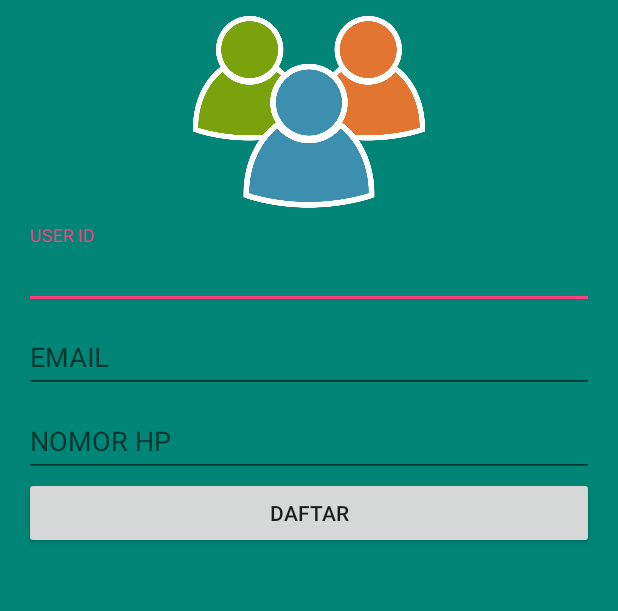
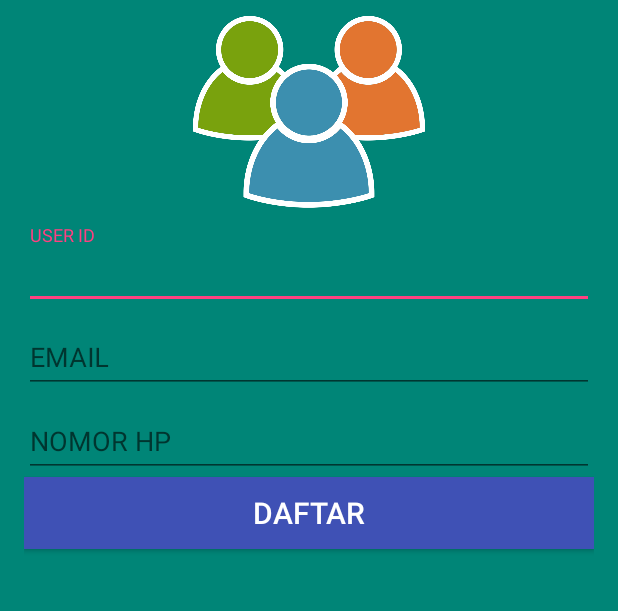
Before and after one commit to Ainnaya/Pendaftaran-Metic-Telkom-School-Malang, an Android app: the screen it shows after launch (MainActivity), on a phone screen of 412 x 824 dp, the part 190-801 px from its top. Run offline under Robolectric (Android 15) with nearby library versions, the phone set to English and light mode, and no system bars.

Commit message:
+ validasi untuk input di MainActivity.java untuk mengeluarkan tanda error pada EditText, + TextInputLayout di activity_main.xml, + efek respon perubahan warna pada Button ketika di klik atau pada Button,

```diff
--- /dev/null
+++ b/app/src/main/res/drawable/bgbtn.xml
@@ -0,0 +1,7 @@
+<?xml version="1.0" encoding="utf-8"?>
+<selector xmlns:android="http://schemas.android.com/apk/res/android">
+
+    <item android:drawable="@color/colorAccent" android:state_pressed="true" />
+    <item android:drawable="@color/colorAccent" android:state_hovered="true" />
+    <item android:drawable="@color/colorPrimary" />
+</selector>
--- a/app/src/main/res/layout/activity_main.xml
+++ b/app/src/main/res/layout/activity_main.xml
@@ -80,9 +80,12 @@
 
     <Button
         android:id="@+id/buttonDaftar"
+        style="@style/Base.TextAppearance.AppCompat.Title"
         android:layout_width="match_parent"
         android:layout_height="wrap_content"
-        android:text="Daftar" />
+        android:background="@drawable/bgbtn"
+        android:text="Daftar"
+        android:textColor="@android:color/white" />
 
     <TextView
         android:id="@+id/textViewHasil"
```
